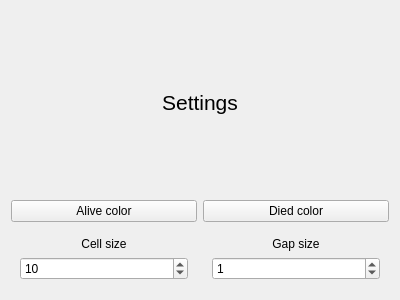
Old version of the form lab2/App/ui/settings/conf.ui in the repository BigCubeCat/22209-Bitochkin.
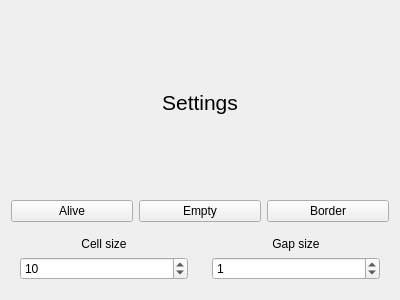
New version of the form.

Commit message: feat(color): color select

```diff
--- a/lab2/App/ui/settings/conf.ui
+++ b/lab2/App/ui/settings/conf.ui
@@ -34,14 +34,21 @@
      <item>
       <widget class="QPushButton" name="aliveButton">
        <property name="text">
-        <string>Alive color</string>
+        <string>Alive</string>
        </property>
       </widget>
      </item>
      <item>
       <widget class="QPushButton" name="diedButton">
        <property name="text">
-        <string>Died color</string>
+        <string>Empty</string>
+       </property>
+      </widget>
+     </item>
+     <item>
+      <widget class="QPushButton" name="borderButton">
+       <property name="text">
+        <string>Border</string>
        </property>
       </widget>
      </item>
```
The commit also changes 108 other files.
